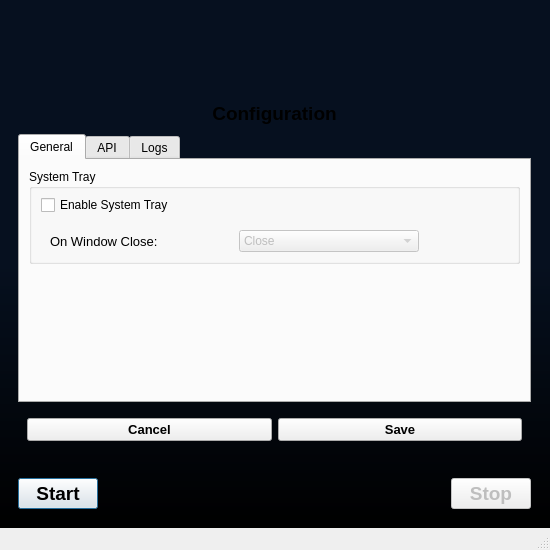
The window that src/ui/MainWindow.ui (bitcap-co/bitcap-ipr) describes before a commit, drawn with Qt 5.
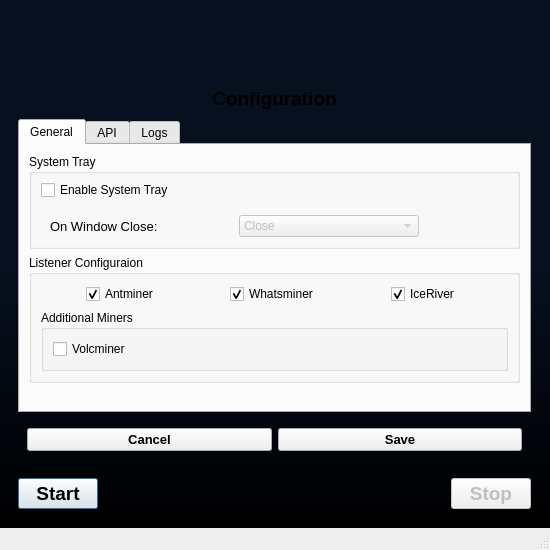
The same window after the commit. The open tabs and pages were chosen to show the change.

Commit message: config: add listener configuration

```diff
--- a/src/ui/MainWindow.ui
+++ b/src/ui/MainWindow.ui
@@ -505,7 +505,135 @@
                    </widget>
                   </item>
                   <item>
-                   <spacer name="verticalSpacer_4">
+                   <widget class="QGroupBox" name="groupListeners">
+                    <property name="title">
+                     <string>Listener Configuraion</string>
+                    </property>
+                    <layout class="QVBoxLayout" name="verticalLayout_11">
+                     <item>
+                      <widget class="QWidget" name="hwrapper_9" native="true">
+                       <layout class="QHBoxLayout" name="horizontalLayout_20">
+                        <property name="leftMargin">
+                         <number>9</number>
+                        </property>
+                        <property name="topMargin">
+                         <number>0</number>
+                        </property>
+                        <property name="rightMargin">
+                         <number>9</number>
+                        </property>
+                        <property name="bottomMargin">
+                         <number>0</number>
+                        </property>
+                        <item alignment="Qt::AlignHCenter">
+                         <widget class="QCheckBox" name="checkListenAntminer">
+                          <property name="toolTip">
+                           <string>Enable listening for Antminers</string>
+                          </property>
+                          <property name="text">
+                           <string>Antminer</string>
+                          </property>
+                          <property name="checked">
+                           <bool>true</bool>
+                          </property>
+                         </widget>
+                        </item>
+                        <item alignment="Qt::AlignHCenter">
+                         <widget class="QCheckBox" name="checkListenWhatsminer">
+                          <property name="toolTip">
+                           <string>Enable listening for Whatsminers</string>
+                          </property>
+                          <property name="text">
+                           <string>Whatsminer</string>
+                          </property>
+                          <property name="checked">
+                           <bool>true</bool>
+                          </property>
+                         </widget>
+                        </item>
+                        <item alignment="Qt::AlignHCenter">
+                         <widget class="QCheckBox" name="checkListenIceRiver">
+                          <property name="toolTip">
+                           <string>Enable listening for Icerivers</string>
+                          </property>
+                          <property name="text">
+                           <string>IceRiver</string>
+                          </property>
+                          <property name="checked">
+                           <bool>true</bool>
+                          </property>
+                         </widget>
+                        </item>
+                       </layout>
+                      </widget>
+                     </item>
+                     <item>
+                      <widget class="QGroupBox" name="groupAdditional">
+                       <property name="title">
+                        <string>Additional Miners</string>
+                       </property>
+                       <layout class="QVBoxLayout" name="verticalLayout_12">
+                        <property name="leftMargin">
+                         <number>0</number>
+                        </property>
+                        <property name="topMargin">
+                         <number>0</number>
+                        </property>
+                        <property name="rightMargin">
+                         <number>0</number>
+                        </property>
+                        <property name="bottomMargin">
+                         <number>0</number>
+                        </property>
+                        <item>
+                         <widget class="QWidget" name="hwrapper_8" native="true">
+                          <layout class="QHBoxLayout" name="horizontalLayout_21">
+                           <property name="leftMargin">
+                            <number>9</number>
+                           </property>
+                           <property name="topMargin">
+                            <number>9</number>
+                           </property>
+                           <property name="rightMargin">
+                            <number>9</number>
+                           </property>
+                           <property name="bottomMargin">
+                            <number>9</number>
+                           </property>
+                           <item>
+                            <widget class="QCheckBox" name="checkListenVolcminer">
+                             <property name="toolTip">
+                              <string>Enable listening for Volcminers</string>
+                             </property>
+                             <property name="text">
+                              <string>Volcminer</string>
+                             </property>
+                            </widget>
+                           </item>
+                           <item>
+                            <spacer name="horizontalSpacer_9">
+                             <property name="orientation">
+                              <enum>Qt::Horizontal</enum>
+                             </property>
+                             <property name="sizeHint" stdset="0">
+                              <size>
+                               <width>40</width>
+                               <height>20</height>
+                              </size>
+                             </property>
+                            </spacer>
+                           </item>
+                          </layout>
+                         </widget>
+                        </item>
+                       </layout>
+                      </widget>
+                     </item>
+                    </layout>
+                   </widget>
+                  </item>
+                  <item>
+                   <spacer name="verticalSpacer_3">
                     <property name="orientation">
                      <enum>Qt::Vertical</enum>
                     </property>
```
The commit also changes 1 other file.
